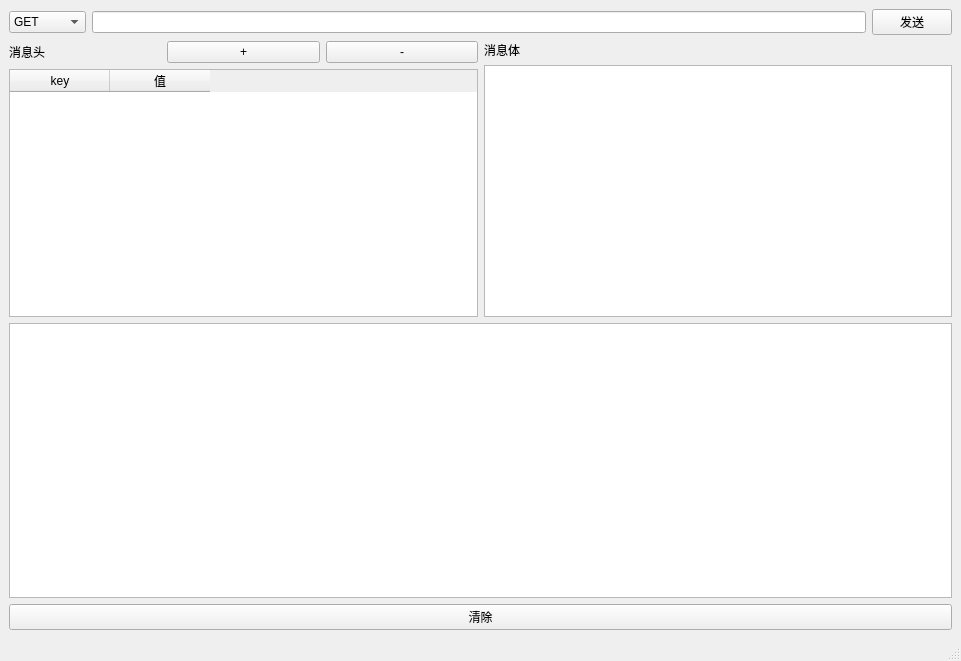
wengshirui/pds, file practice/ui/postman.ui: the form before one commit.
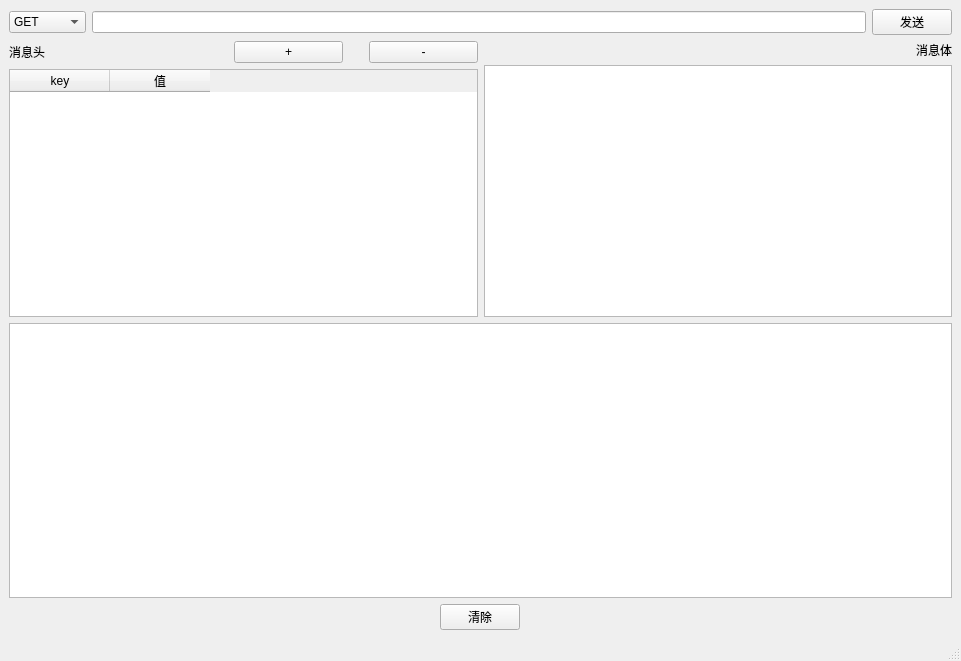
The form after the commit.

Diff of the .ui file:
```diff
--- a/practice/ui/postman.ui
+++ b/practice/ui/postman.ui
@@ -63,6 +63,12 @@
            <layout class="QHBoxLayout" name="horizontalLayout_2">
             <item>
              <widget class="QLabel" name="label">
+              <property name="sizePolicy">
+               <sizepolicy hsizetype="Preferred" vsizetype="Preferred">
+                <horstretch>2</horstretch>
+                <verstretch>0</verstretch>
+               </sizepolicy>
+              </property>
               <property name="text">
                <string>消息头</string>
               </property>
@@ -70,13 +76,38 @@
             </item>
             <item>
              <widget class="QPushButton" name="pushButton_2">
+              <property name="sizePolicy">
+               <sizepolicy hsizetype="Minimum" vsizetype="Fixed">
+                <horstretch>1</horstretch>
+                <verstretch>0</verstretch>
+               </sizepolicy>
+              </property>
               <property name="text">
                <string>+</string>
               </property>
              </widget>
             </item>
+            <item>
+             <spacer name="horizontalSpacer">
+              <property name="orientation">
+               <enum>Qt::Horizontal</enum>
+              </property>
+              <property name="sizeHint" stdset="0">
+               <size>
+                <width>20</width>
+                <height>20</height>
+               </size>
+              </property>
+             </spacer>
+            </item>
             <item>
              <widget class="QPushButton" name="pushButton_3">
+              <property name="sizePolicy">
+               <sizepolicy hsizetype="Minimum" vsizetype="Fixed">
+                <horstretch>1</horstretch>
+                <verstretch>0</verstretch>
+               </sizepolicy>
+              </property>
               <property name="text">
                <string>-</string>
               </property>
@@ -102,7 +133,7 @@
         </item>
         <item>
          <layout class="QVBoxLayout" name="verticalLayout">
-          <item>
+          <item alignment="Qt::AlignRight">
            <widget class="QLabel" name="label_2">
             <property name="text">
              <string>消息体</string>
@@ -119,8 +150,14 @@
       <item>
        <widget class="QPlainTextEdit" name="plainTextEdit_2"/>
       </item>
-      <item>
+      <item alignment="Qt::AlignHCenter">
        <widget class="QPushButton" name="pushButton_4">
+        <property name="sizePolicy">
+         <sizepolicy hsizetype="Fixed" vsizetype="Fixed">
+          <horstretch>0</horstretch>
+          <verstretch>0</verstretch>
+         </sizepolicy>
+        </property>
         <property name="text">
          <string>清除</string>
         </property>
```
Left out of the diff: 2 changed lines with no effect on the pictures.
